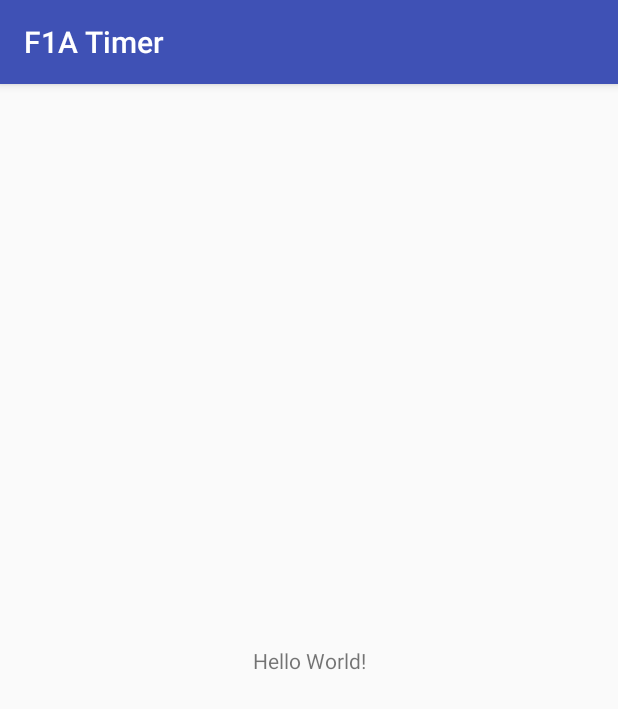
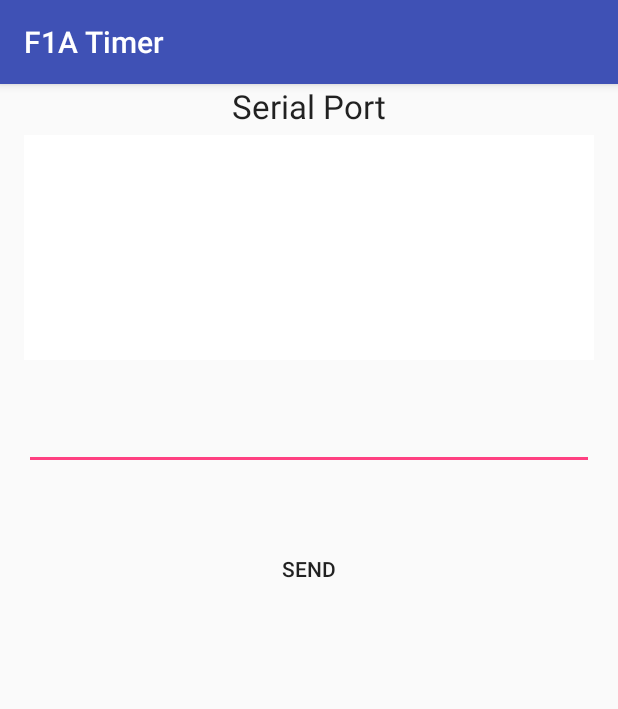
Before and after one commit to davidmichaelhuber/f1a-timer, an Android app: the screen it shows after launch (MainActivity), on a phone screen of 412 x 824 dp. Shown: the top 709 px of the screen. Run offline under Robolectric (Android 15) with nearby library versions, the phone set to English and light mode, and no system bars; libraries missing offline, so code that uses them is left out: com.felhr.usbserial; 2 statements that could not run were skipped.

Commit message:
USB serial library example project

```diff
--- a/app/build.gradle
+++ b/app/build.gradle
@@ -27,4 +27,5 @@ dependencies {
     compile 'com.android.support:appcompat-v7:26.+'
     compile 'com.android.support.constraint:constraint-layout:1.0.2'
     testCompile 'junit:junit:4.12'
+    compile 'com.github.felHR85:UsbSerial:4.5'
 }
--- a/app/src/main/AndroidManifest.xml
+++ b/app/src/main/AndroidManifest.xml
@@ -16,6 +16,10 @@
                 <category android:name="android.intent.category.LAUNCHER"/>
             </intent-filter>
         </activity>
+        <service
+            android:name="io.github.davidmichaelhuber.f1atimer.UsbService"
+            android:enabled="true">
+        </service>
     </application>
 
 </manifest>
--- a/app/src/main/java/io/github/davidmichaelhuber/f1atimer/MainActivity.java
+++ b/app/src/main/java/io/github/davidmichaelhuber/f1atimer/MainActivity.java
@@ -1,13 +1,151 @@
 package io.github.davidmichaelhuber.f1atimer;
 
+import android.content.BroadcastReceiver;
+import android.content.ComponentName;
+import android.content.Context;
+import android.content.Intent;
+import android.content.IntentFilter;
+import android.content.ServiceConnection;
+import android.os.Bundle;
+import android.os.Handler;
+import android.os.IBinder;
+import android.os.Message;
 import android.support.v7.app.AppCompatActivity;
-import android.os.Bundle;
+import android.view.View;
+import android.widget.Button;
+import android.widget.EditText;
+import android.widget.TextView;
+import android.widget.Toast;
+
+import java.lang.ref.WeakReference;
+import java.util.Set;
 
 public class MainActivity extends AppCompatActivity {
+
+  /*
+   * Notifications from UsbService will be received here.
+   */
+  private final BroadcastReceiver mUsbReceiver = new BroadcastReceiver() {
+    @Override
+    public void onReceive(Context context, Intent intent) {
+      switch (intent.getAction()) {
+        case UsbService.ACTION_USB_PERMISSION_GRANTED: // USB PERMISSION GRANTED
+          Toast.makeText(context, "USB Ready", Toast.LENGTH_SHORT).show();
+          break;
+        case UsbService.ACTION_USB_PERMISSION_NOT_GRANTED: // USB PERMISSION NOT GRANTED
+          Toast.makeText(context, "USB Permission not granted", Toast.LENGTH_SHORT).show();
+          break;
+        case UsbService.ACTION_NO_USB: // NO USB CONNECTED
+          Toast.makeText(context, "No USB connected", Toast.LENGTH_SHORT).show();
+          break;
+        case UsbService.ACTION_USB_DISCONNECTED: // USB DISCONNECTED
+          Toast.makeText(context, "USB disconnected", Toast.LENGTH_SHORT).show();
+          break;
+        case UsbService.ACTION_USB_NOT_SUPPORTED: // USB NOT SUPPORTED
+          Toast.makeText(context, "USB device not supported", Toast.LENGTH_SHORT).show();
+          break;
+      }
+    }
+  };
+  private UsbService usbService;
+  private TextView display;
+  private EditText editText;
+  private MyHandler mHandler;
+  private final ServiceConnection usbConnection = new ServiceConnection() {
+    @Override
+    public void onServiceConnected(ComponentName arg0, IBinder arg1) {
+      usbService = ((UsbService.UsbBinder) arg1).getService();
+      usbService.setHandler(mHandler);
+    }
+
+    @Override
+    public void onServiceDisconnected(ComponentName arg0) {
+      usbService = null;
+    }
+  };
 
   @Override
   protected void onCreate(Bundle savedInstanceState) {
     super.onCreate(savedInstanceState);
     setContentView(R.layout.activity_main);
+
+    mHandler = new MyHandler(this);
+
+    display = (TextView) findViewById(R.id.textView1);
+    editText = (EditText) findViewById(R.id.editText1);
+    Button sendButton = (Button) findViewById(R.id.buttonSend);
+    sendButton.setOnClickListener(new View.OnClickListener() {
+      @Override
+      public void onClick(View v) {
+        if (!editText.getText().toString().equals("")) {
+          String data = editText.getText().toString();
+          if (usbService != null) { // if UsbService was correctly binded, Send data
+            display.append(data);
+            usbService.write(data.getBytes());
+          }
+        }
+      }
+    });
+  }
+
+  @Override
+  public void onResume() {
+    super.onResume();
+    setFilters();  // Start listening notifications from UsbService
+    startService(UsbService.class, usbConnection, null); // Start UsbService(if it was not started before) and Bind it
+  }
+
+  @Override
+  public void onPause() {
+    super.onPause();
+    unregisterReceiver(mUsbReceiver);
+    unbindService(usbConnection);
+  }
+
+  private void startService(Class<?> service, ServiceConnection serviceConnection, Bundle extras) {
+    if (!UsbService.SERVICE_CONNECTED) {
+      Intent startService = new Intent(this, service);
+      if (extras != null && !extras.isEmpty()) {
+        Set<String> keys = extras.keySet();
+        for (String key : keys) {
+          String extra = extras.getString(key);
+          startService.putExtra(key, extra);
+        }
+      }
+      startService(startService);
+    }
+    Intent bindingIntent = new Intent(this, service);
+    bindService(bindingIntent, serviceConnection, Context.BIND_AUTO_CREATE);
+  }
+
+  private void setFilters() {
+    IntentFilter filter = new IntentFilter();
+    filter.addAction(UsbService.ACTION_USB_PERMISSION_GRANTED);
+    filter.addAction(UsbService.ACTION_NO_USB);
+    filter.addAction(UsbService.ACTION_USB_DISCONNECTED);
+    filter.addAction(UsbService.ACTION_USB_NOT_SUPPORTED);
+    filter.addAction(UsbService.ACTION_USB_PERMISSION_NOT_GRANTED);
+    registerReceiver(mUsbReceiver, filter);
+  }
+
+  /*
+   * This handler will be passed to UsbService. Data received from serial port is displayed through this handler
+   */
+  private static class MyHandler extends Handler {
+    private final WeakReference<MainActivity> mActivity;
+
+    public MyHandler(MainActivity activity) {
+      mActivity = new WeakReference<>(activity);
+    }
+
+    @Override
+    public void handleMessage(Message msg) {
+      switch (msg.what) {
+        case UsbService.MESSAGE_FROM_SERIAL_PORT:
+          String data = (String) msg.obj;
+          mActivity.get().display.append(data);
+          break;
+      }
+    }
   }
 }
--- /dev/null
+++ b/app/src/main/java/io/github/davidmichaelhuber/f1atimer/UsbService.java
@@ -0,0 +1,242 @@
+package io.github.davidmichaelhuber.f1atimer;
+
+import android.app.PendingIntent;
+import android.app.Service;
+import android.content.BroadcastReceiver;
+import android.content.Context;
+import android.content.Intent;
+import android.content.IntentFilter;
+import android.hardware.usb.UsbDevice;
+import android.hardware.usb.UsbDeviceConnection;
+import android.hardware.usb.UsbManager;
+import android.os.Binder;
+import android.os.Handler;
+import android.os.IBinder;
+
+import com.felhr.usbserial.CDCSerialDevice;
+import com.felhr.usbserial.UsbSerialDevice;
+import com.felhr.usbserial.UsbSerialInterface;
+
+import java.io.UnsupportedEncodingException;
+import java.util.HashMap;
+import java.util.Map;
+
+public class UsbService extends Service {
+
+  public static final String ACTION_USB_READY = "com.felhr.connectivityservices.USB_READY";
+  public static final String ACTION_USB_ATTACHED = "android.hardware.usb.action.USB_DEVICE_ATTACHED";
+  public static final String ACTION_USB_DETACHED = "android.hardware.usb.action.USB_DEVICE_DETACHED";
+  public static final String ACTION_USB_NOT_SUPPORTED = "com.felhr.usbservice.USB_NOT_SUPPORTED";
+  public static final String ACTION_NO_USB = "com.felhr.usbservice.NO_USB";
+  public static final String ACTION_USB_PERMISSION_GRANTED = "com.felhr.usbservice.USB_PERMISSION_GRANTED";
+  public static final String ACTION_USB_PERMISSION_NOT_GRANTED = "com.felhr.usbservice.USB_PERMISSION_NOT_GRANTED";
+  public static final String ACTION_USB_DISCONNECTED = "com.felhr.usbservice.USB_DISCONNECTED";
+  public static final String ACTION_CDC_DRIVER_NOT_WORKING = "com.felhr.connectivityservices.ACTION_CDC_DRIVER_NOT_WORKING";
+  public static final String ACTION_USB_DEVICE_NOT_WORKING = "com.felhr.connectivityservices.ACTION_USB_DEVICE_NOT_WORKING";
+  public static final int MESSAGE_FROM_SERIAL_PORT = 0;
+  private static final String ACTION_USB_PERMISSION = "com.android.example.USB_PERMISSION";
+  private static final int BAUD_RATE = 115200; // BaudRate. Change this value if you need
+  public static boolean SERVICE_CONNECTED = false;
+
+  private IBinder binder = new UsbBinder();
+
+  private Context context;
+  private Handler mHandler;
+  private UsbManager usbManager;
+  private UsbDevice device;
+  private UsbDeviceConnection connection;
+  private UsbSerialDevice serialPort;
+
+  private boolean serialPortConnected;
+  /*
+   *  Data received from serial port will be received here. Just populate onReceivedData with your code
+   *  In this particular example. byte stream is converted to String and send to UI thread to
+   *  be treated there.
+   */
+  private UsbSerialInterface.UsbReadCallback mCallback = new UsbSerialInterface.UsbReadCallback() {
+    @Override
+    public void onReceivedData(byte[] arg0) {
+      try {
+        String data = new String(arg0, "UTF-8");
+        if (mHandler != null)
+          mHandler.obtainMessage(MESSAGE_FROM_SERIAL_PORT, data).sendToTarget();
+      } catch (UnsupportedEncodingException e) {
+        e.printStackTrace();
+      }
+    }
+  };
+  /*
+   * Different notifications from OS will be received here (USB attached, detached, permission responses...)
+   * About BroadcastReceiver: http://developer.android.com/reference/android/content/BroadcastReceiver.html
+   */
+  private final BroadcastReceiver usbReceiver = new BroadcastReceiver() {
+    @Override
+    public void onReceive(Context arg0, Intent arg1) {
+      if (arg1.getAction().equals(ACTION_USB_PERMISSION)) {
+        boolean granted = arg1.getExtras().getBoolean(UsbManager.EXTRA_PERMISSION_GRANTED);
+        if (granted) // User accepted our USB connection. Try to open the device as a serial port
+        {
+          Intent intent = new Intent(ACTION_USB_PERMISSION_GRANTED);
+          arg0.sendBroadcast(intent);
+          connection = usbManager.openDevice(device);
+          serialPortConnected = true;
+          new ConnectionThread().run();
+        } else // User not accepted our USB connection. Send an Intent to the Main Activity
+        {
+          Intent intent = new Intent(ACTION_USB_PERMISSION_NOT_GRANTED);
+          arg0.sendBroadcast(intent);
+        }
+      } else if (arg1.getAction().equals(ACTION_USB_ATTACHED)) {
+        if (!serialPortConnected)
+          findSerialPortDevice(); // A USB device has been attached. Try to open it as a Serial port
+      } else if (arg1.getAction().equals(ACTION_USB_DETACHED)) {
+        // Usb device was disconnected. send an intent to the Main Activity
+        Intent intent = new Intent(ACTION_USB_DISCONNECTED);
+        arg0.sendBroadcast(intent);
+        serialPortConnected = false;
+        serialPort.close();
+      }
+    }
+  };
+
+  /*
+   * onCreate will be executed when service is started. It configures an IntentFilter to listen for
+   * incoming Intents (USB ATTACHED, USB DETACHED...) and it tries to open a serial port.
+   */
+  @Override
+  public void onCreate() {
+    this.context = this;
+    serialPortConnected = false;
+    UsbService.SERVICE_CONNECTED = true;
+    setFilter();
+    usbManager = (UsbManager) getSystemService(Context.USB_SERVICE);
+    findSerialPortDevice();
+  }
+
+  /* MUST READ about services
+   * http://developer.android.com/guide/components/services.html
+   * http://developer.android.com/guide/components/bound-services.html
+   */
+  @Override
+  public IBinder onBind(Intent intent) {
+    return binder;
+  }
+
+  @Override
+  public int onStartCommand(Intent intent, int flags, int startId) {
+    return Service.START_NOT_STICKY;
+  }
+
+  @Override
+  public void onDestroy() {
+    super.onDestroy();
+    UsbService.SERVICE_CONNECTED = false;
+  }
+
+  /*
+   * This function will be called from MainActivity to write data through Serial Port
+   */
+  public void write(byte[] data) {
+    if (serialPort != null)
+      serialPort.write(data);
+  }
+
+  public void setHandler(Handler mHandler) {
+    this.mHandler = mHandler;
+  }
+
+  private void findSerialPortDevice() {
+    // This snippet will try to open the first encountered usb device connected, excluding usb root hubs
+    HashMap<String, UsbDevice> usbDevices = usbManager.getDeviceList();
+    if (!usbDevices.isEmpty()) {
+      boolean keep = true;
+      for (Map.Entry<String, UsbDevice> entry : usbDevices.entrySet()) {
+        device = entry.getValue();
+        int deviceVID = device.getVendorId();
+        int devicePID = device.getProductId();
+
+        if (deviceVID != 0x1d6b && (devicePID != 0x0001 || devicePID != 0x0002 || devicePID != 0x0003)) {
+          // There is a device connected to our Android device. Try to open it as a Serial Port.
+          requestUserPermission();
+          keep = false;
+        } else {
+          connection = null;
+          device = null;
+        }
+
+        if (!keep)
+          break;
+      }
+      if (!keep) {
+        // There is no USB devices connected (but usb host were listed). Send an intent to MainActivity.
+        Intent intent = new Intent(ACTION_NO_USB);
+        sendBroadcast(intent);
+      }
+    } else {
+      // There is no USB devices connected. Send an intent to MainActivity
+      Intent intent = new Intent(ACTION_NO_USB);
+      sendBroadcast(intent);
+    }
+  }
+
+  private void setFilter() {
+    IntentFilter filter = new IntentFilter();
+    filter.addAction(ACTION_USB_PERMISSION);
+    filter.addAction(ACTION_USB_DETACHED);
+    filter.addAction(ACTION_USB_ATTACHED);
+    registerReceiver(usbReceiver, filter);
+  }
+
+  /*
+   * Request user permission. The response will be received in the BroadcastReceiver
+   */
+  private void requestUserPermission() {
+    PendingIntent mPendingIntent = PendingIntent.getBroadcast(this, 0, new Intent(ACTION_USB_PERMISSION), 0);
+    usbManager.requestPermission(device, mPendingIntent);
+  }
+
+  public class UsbBinder extends Binder {
+    public UsbService getService() {
+      return UsbService.this;
+    }
+  }
+
+  /*
+   * A simple thread to open a serial port.
+   * Although it should be a fast operation. moving usb operations away from UI thread is a good thing.
+   */
+  private class ConnectionThread extends Thread {
+    @Override
+    public void run() {
+      serialPort = UsbSerialDevice.createUsbSerialDevice(device, connection);
+      if (serialPort != null) {
+        if (serialPort.open()) {
+          serialPort.setBaudRate(BAUD_RATE);
+          serialPort.setDataBits(UsbSerialInterface.DATA_BITS_8);
+          serialPort.setStopBits(UsbSerialInterface.STOP_BITS_1);
+          serialPort.setParity(UsbSerialInterface.PARITY_NONE);
+          serialPort.setFlowControl(UsbSerialInterface.FLOW_CONTROL_OFF);
+          serialPort.read(mCallback);
+
+          // Everything went as expected. Send an intent to MainActivity
+          Intent intent = new Intent(ACTION_USB_READY);
+          context.sendBroadcast(intent);
+        } else {
+          // Serial port could not be opened, maybe an I/O error or if CDC driver was chosen, it does not really fit
+          // Send an Intent to Main Activity
+          if (serialPort instanceof CDCSerialDevice) {
+            Intent intent = new Intent(ACTION_CDC_DRIVER_NOT_WORKING);
+            context.sendBroadcast(intent);
+          } else {
+            Intent intent = new Intent(ACTION_USB_DEVICE_NOT_WORKING);
+            context.sendBroadcast(intent);
+          }
+        }
+      } else {
+        // No driver for given device, even generic CDC driver could not be loaded
+        Intent intent = new Intent(ACTION_USB_NOT_SUPPORTED);
+        context.sendBroadcast(intent);
+      }
+    }
+  }
+}
--- a/app/src/main/res/layout/activity_main.xml
+++ b/app/src/main/res/layout/activity_main.xml
@@ -1,19 +1,50 @@
-<?xml version="1.0" encoding="utf-8"?>
-<android.support.constraint.ConstraintLayout
-    xmlns:android="http://schemas.android.com/apk/res/android"
-    xmlns:app="http://schemas.android.com/apk/res-auto"
-    xmlns:tools="http://schemas.android.com/tools"
-    android:layout_width="match_parent"
-    android:layout_height="match_parent"
-    tools:context="io.github.davidmichaelhuber.f1atimer.MainActivity">
+<RelativeLayout xmlns:android="http://schemas.android.com/apk/res/android"
+                xmlns:tools="http://schemas.android.com/tools"
+                android:layout_width="match_parent"
+                android:layout_height="match_parent"
+                android:paddingBottom="16dp"
+                android:paddingLeft="16dp"
+                android:paddingRight="16dp"
+                tools:context="io.github.davidmichaelhuber.f1atimer.MainActivity">
 
     <TextView
+        android:id="@+id/textViewTitle"
         android:layout_width="wrap_content"
         android:layout_height="wrap_content"
-        android:text="Hello World!"
-        app:layout_constraintBottom_toBottomOf="parent"
-        app:layout_constraintLeft_toLeftOf="parent"
-        app:layout_constraintRight_toRightOf="parent"
-        app:layout_constraintTop_toTopOf="parent"/>
+        android:layout_alignParentTop="true"
+        android:layout_centerHorizontal="true"
+        android:text="Serial Port"
+        android:textAppearance="?android:attr/textAppearanceLarge"/>
 
-</android.support.constraint.ConstraintLayout>
+    <TextView
+        android:id="@+id/textView1"
+        android:layout_width="match_parent"
+        android:layout_height="150dp"
+        android:layout_centerHorizontal="true"
+        android:layout_marginTop="34dp"
+        android:background="#FFFFFF"/>
+
+    <EditText
+        android:id="@+id/editText1"
+        android:layout_width="wrap_content"
+        android:layout_height="wrap_content"
+        android:layout_alignLeft="@+id/textView1"
+        android:layout_alignRight="@+id/textView1"
+        android:layout_below="@+id/textView1"
+        android:layout_marginTop="28dp"
+        android:ems="10">
+
+        <requestFocus/>
+    </EditText>
+
+    <Button
+        android:id="@+id/buttonSend"
+        style="?borderlessButtonStyle"
+        android:layout_width="wrap_content"
+        android:layout_height="wrap_content"
+        android:layout_alignLeft="@+id/editText1"
+        android:layout_alignRight="@+id/editText1"
+        android:layout_below="@+id/editText1"
+        android:layout_marginTop="42dp"
+        android:text="Send"/>
+</RelativeLayout>
--- a/build.gradle
+++ b/build.gradle
@@ -15,6 +15,7 @@ buildscript {
 allprojects {
     repositories {
         jcenter()
+        maven { url "https://jitpack.io" }
     }
 }
 
```
